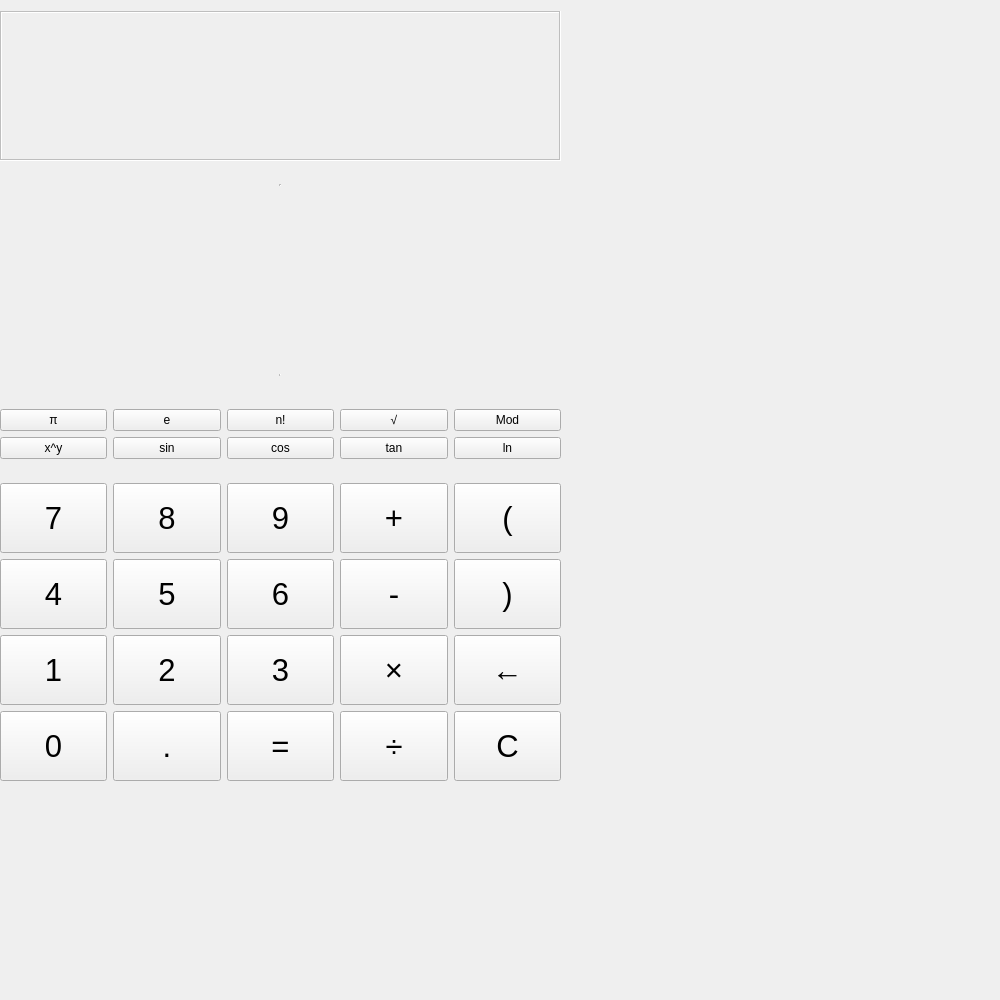
First picture: the form in ICcalculator/science.ui, repository tyanxie/IC_Calculator, before the edit.
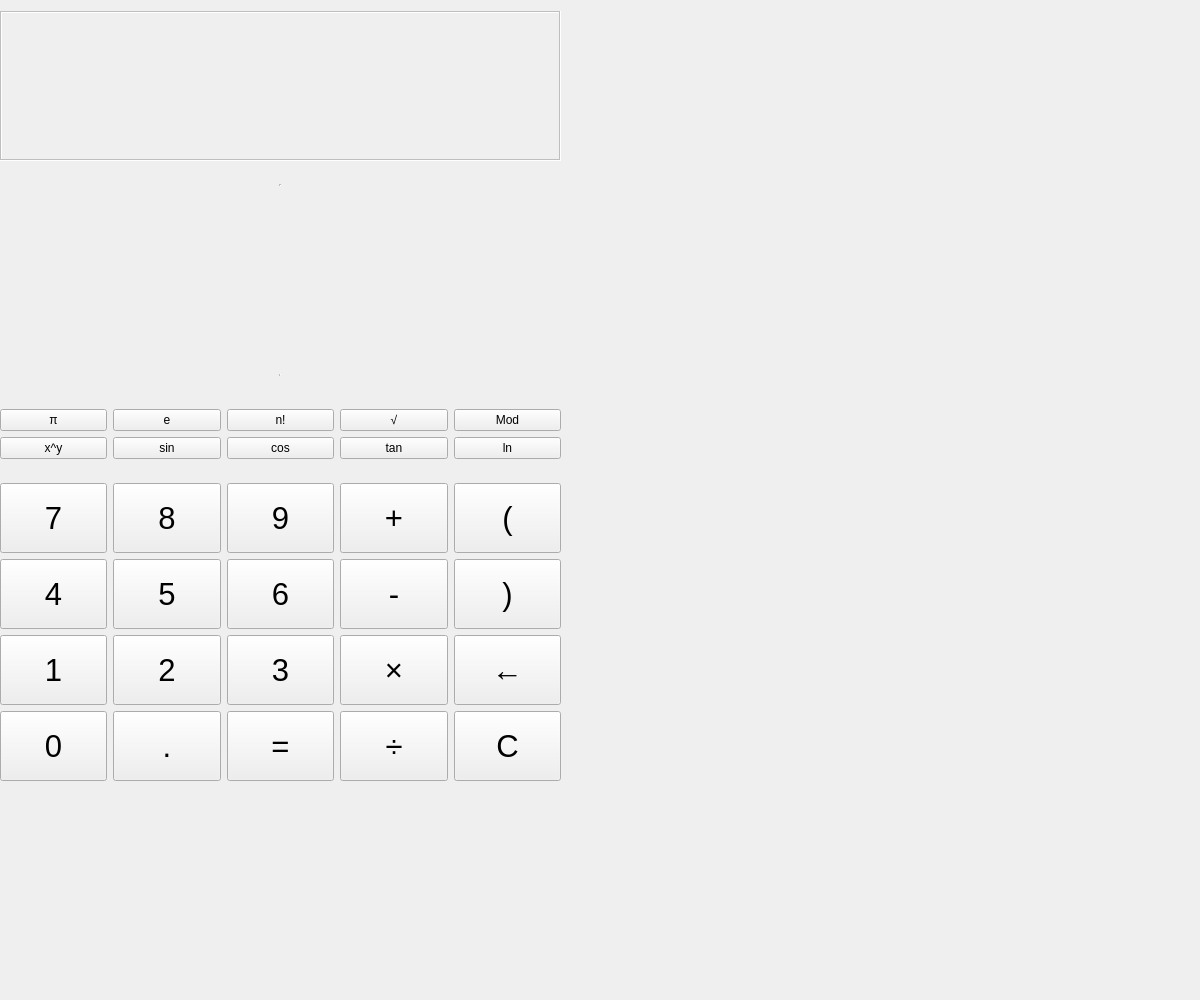
Second picture: the form after the edit.

Patch:
```diff
--- a/ICcalculator/science.ui
+++ b/ICcalculator/science.ui
@@ -6,7 +6,7 @@
    <rect>
     <x>0</x>
     <y>0</y>
-    <width>1000</width>
+    <width>1200</width>
     <height>1000</height>
    </rect>
   </property>
```
